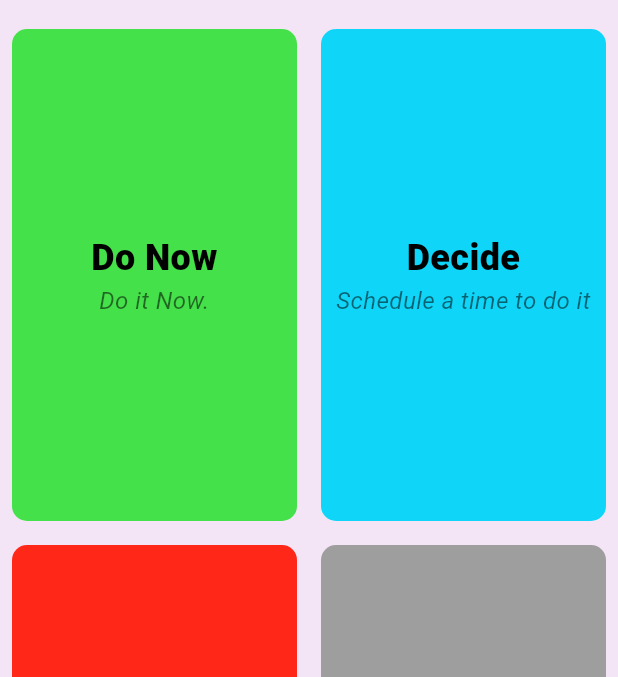
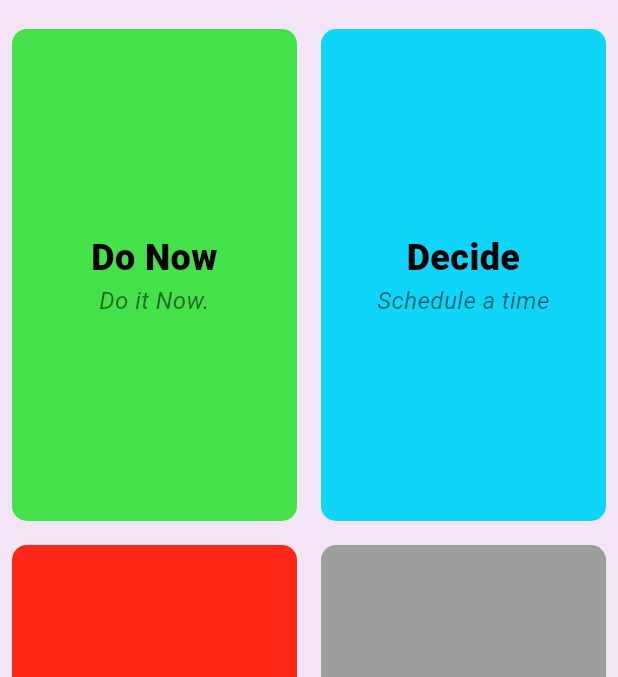
Before and after one commit to bintangyosua/EMMA, a Flutter app: the screen it shows once a user with an empty profile is signed in, on a phone screen of 412 x 824 dp, the part 67-744 px from its top. Run offline on Flutter 3.47's test engine with Material 3 defaults, Android fonts, the phone set to English and light mode, and no system bars; our stand-ins replace cloud_firestore, firebase_auth, firebase_core, flutter_dotenv, google_generative_ai; accounts and stored records are empty.

Commit message:
overflow components fixed

```diff
--- a/lib/eisenhower-matrix/eisenhower-matrix.page.dart
+++ b/lib/eisenhower-matrix/eisenhower-matrix.page.dart
@@ -217,7 +217,7 @@ class _EisenhowerMatrixPageState extends State<EisenhowerMatrixPage> {
                     child: buildTaskList(
                       _notUrgentImportantTasks,
                       'Decide',
-                      'Schedule a time to do it',
+                      'Schedule a time',
                       const Color.fromARGB(255, 15, 214, 249),
                     ),
                   ),
```
